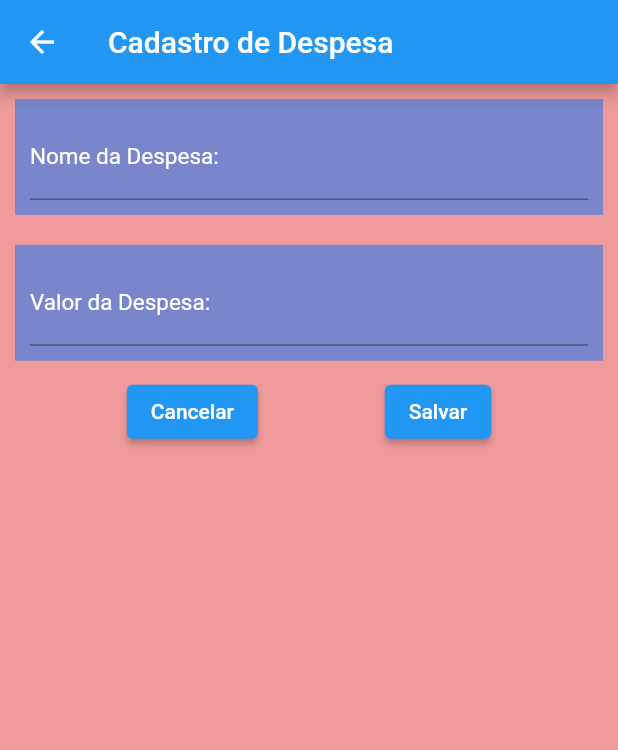
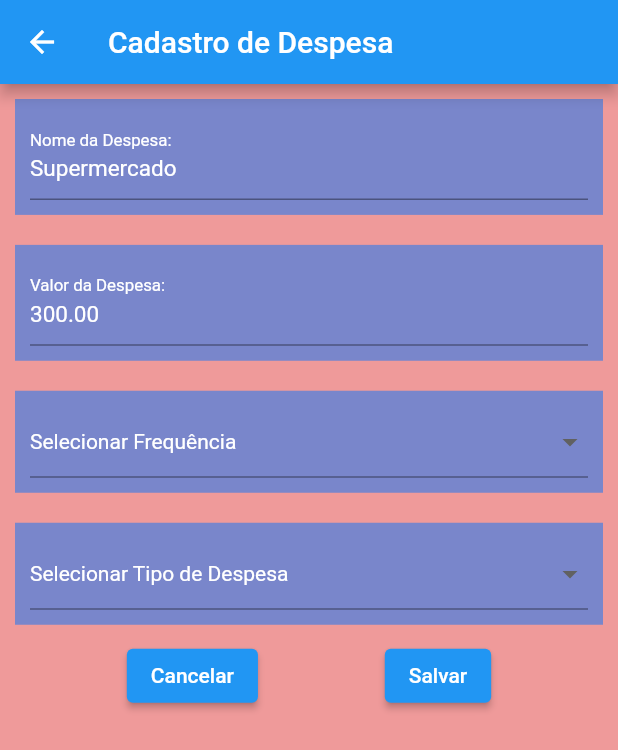
Before and after one commit to RichbertOliveira/GOALS, a Flutter app: the Inicio screen opened directly, item 2 of the bottom bar chosen, after a tap on the "add" icon, on a phone screen of 412 x 824 dp. Shown: the top 750 px of the screen. Run offline on Flutter 3.47's test engine with Material 2 defaults, Android fonts, the light colour scheme and no system bars.

Commit message:
feat: separar paginas de despesa e criar nova despesa

```diff
--- a/codigo/lib/main.dart
+++ b/codigo/lib/main.dart
@@ -3,7 +3,7 @@ import "package:flutter/material.dart";
 import 'Goals.dart';
 import 'Login.dart';
 import 'Sobre.dart';
-import 'Despesas.dart';
+import 'pages/Despesas.dart';
 
 void main() {
   runApp(MaterialApp(
--- a/codigo/lib/Despesas.dart
+++ b/codigo/lib/pages/Despesas.dart
@@ -1,6 +1,8 @@
 import 'package:flutter/material.dart';
 import 'package:flutter/services.dart';
+
 import 'package:goals/components/CardDespesaDetalhes.dart';
+import 'package:goals/pages/DespesasCreate.dart';
 
 class Despesas extends StatelessWidget {
   final String texto;
@@ -23,42 +25,21 @@ class Despesas extends StatelessWidget {
       child: Column(
         mainAxisSize: MainAxisSize.min,
         children: [
-          CardDespesaDetalhes(
+          const CardDespesaDetalhes(
             texto: "Despesas Obrigatórias Fixas",
             valor: 400.00,
-            onTap: () {
-              Navigator.push(
-                context,
-                MaterialPageRoute(builder: (context) => _EditDespesasState())
-              );
-            },
-          ),CardDespesaDetalhes(
+          ),
+          const CardDespesaDetalhes(
             texto: "Despesas Obrigatórias Variáveis",
             valor: 100.00,
-            onTap: () {
-              Navigator.push(
-                context,
-                MaterialPageRoute(builder: (context) => _EditDespesasState())
-              );
-            },
-          ),CardDespesaDetalhes(
+          ),
+          const CardDespesaDetalhes(
             texto: "Despesas Não-Obrigatórias Fixas",
             valor: 80.00,
-            onTap: () {
-              Navigator.push(
-                context,
-                MaterialPageRoute(builder: (context) => _EditDespesasState())
-              );
-            },
-          ),CardDespesaDetalhes(
+          ),
+          const CardDespesaDetalhes(
             texto: "Despesas Não-Obrigatórias Variáveis",
             valor: 20.00,
-            onTap: () {
-              Navigator.push(
-                context,
-                MaterialPageRoute(builder: (context) => _EditDespesasState())
-              );
-            },
           ),
 
           ElevatedButton(
@@ -66,95 +47,12 @@ class Despesas extends StatelessWidget {
             onPressed: () {
               Navigator.push(
                   context,
-                  MaterialPageRoute(builder: (context) => _CadDespesasState())
+                  MaterialPageRoute(builder: (context) => DespesasCreate())
               );
             },
             child: const Icon(Icons.add),
           )
         ]
-      ),
-    );
-  }
-}
-
-
-class _CadDespesasState extends StatelessWidget {
-  _CadDespesasState({super.key});
-
-  @override
-  Widget build(BuildContext context) {
-    return Scaffold(
-      backgroundColor: Colors.red[200],
-      appBar: AppBar(
-        title: const Text('Cadastro de Despesa'),
-      ),
-      body: Center(
-        child: Column(
-          children: [
-            Container(
-              alignment: Alignment.center,
-              margin: const EdgeInsets.all(10.0),
-              color: Colors.indigo[300],
-              padding: const EdgeInsets.all(10.0),
-              child: TextFormField(
-                style: const TextStyle(fontSize: 15, color: Colors.white),
-                keyboardType: TextInputType.text,
-                decoration: const InputDecoration(
-                  labelText: "Nome da Despesa: ",
-                  labelStyle: TextStyle(fontSize: 15, color: Colors.white),
-                ),
-                validator: (String? nomeGoal) {
-                  if(nomeGoal == null || nomeGoal == '') {
-                    return 'Digite o nome da Despesa';
-                  }
-                  return null;
-                },
-                autovalidateMode: AutovalidateMode.onUserInteraction,
-              ),
-            ),
-            Container(
-              alignment: Alignment.center,
-              margin: const EdgeInsets.all(10.0),
-              color: Colors.indigo[300],
-              padding: const EdgeInsets.all(10.0),
-              child: TextFormField(
-                keyboardType: TextInputType.number,
-                style: const TextStyle(fontSize: 15, color: Colors.white),
-                inputFormatters: [
-                  FilteringTextInputFormatter.digitsOnly,
-                ],
-                decoration: const InputDecoration(
-                  labelText: "Valor da Despesa: ",
-                  labelStyle: TextStyle(fontSize: 15, color: Colors.white),
-                ),
-                validator: (String? nomeGoal) {
-                  if(nomeGoal == null || nomeGoal == '') {
-                    return 'Digite o valor da Despesa';
-                  }
-                  return null;
-                },
-                autovalidateMode: AutovalidateMode.onUserInteraction,
-              ),
-            ),
-            Row(
-              mainAxisAlignment: MainAxisAlignment.spaceEvenly,
-              children: [
-                ElevatedButton(
-                  onPressed: () {
-                    Navigator.pop(context);
-                  },
-                  child: const Text('Cancelar'),
-                ),
-                ElevatedButton(
-                  onPressed: () {
-                    Navigator.pop(context);
-                  },
-                  child: const Text('Salvar'),
-                ),
-              ],
-            ),
-          ],
-        ),
       ),
     );
   }
--- /dev/null
+++ b/codigo/lib/pages/DespesasCreate.dart
@@ -0,0 +1,113 @@
+import 'package:flutter/material.dart';
+import 'package:flutter/services.dart';
+
+class DespesasCreate extends StatelessWidget {
+  DespesasCreate({super.key});
+
+  @override
+  Widget build(BuildContext context) {
+    return Scaffold(
+      backgroundColor: Colors.red[200],
+      appBar: AppBar(
+        title: const Text('Cadastro de Despesa'),
+      ),
+      body: Center(
+        child: Column(
+          children: [
+            Container(
+              alignment: Alignment.center,
+              margin: const EdgeInsets.all(10.0),
+              color: Colors.indigo[300],
+              padding: const EdgeInsets.all(10.0),
+              child: TextFormField(
+                initialValue: "Supermercado",
+                style: const TextStyle(fontSize: 15, color: Colors.white),
+                keyboardType: TextInputType.text,
+                decoration: const InputDecoration(
+                  labelText: "Nome da Despesa: ",
+                  labelStyle: TextStyle(fontSize: 15, color: Colors.white),
+                ),
+                validator: (String? nomeGoal) {
+                  if(nomeGoal == null || nomeGoal == '') {
+                    return 'Digite o nome da Despesa';
+                  }
+                  return null;
+                },
+                autovalidateMode: AutovalidateMode.onUserInteraction,
+              ),
+            ),
+            Container(
+              alignment: Alignment.center,
+              margin: const EdgeInsets.all(10.0),
+              color: Colors.indigo[300],
+              padding: const EdgeInsets.all(10.0),
+              child: TextFormField(
+                initialValue: "300.00",
+                keyboardType: TextInputType.number,
+                style: const TextStyle(fontSize: 15, color: Colors.white),
+                decoration: const InputDecoration(
+                  labelText: "Valor da Despesa: ",
+                  labelStyle: TextStyle(fontSize: 15, color: Colors.white),
+                ),
+                validator: (String? nomeGoal) {
+                  if(nomeGoal == null || nomeGoal == '') {
+                    return 'Digite o valor da Despesa';
+                  }
+                  return null;
+                },
+                autovalidateMode: AutovalidateMode.onUserInteraction,
+              ),
+            ),
+
+            Container(
+              alignment: Alignment.center,
+              margin: const EdgeInsets.all(10.0),
+              color: Colors.indigo[300],
+              padding: const EdgeInsets.all(10.0),
+              child: DropdownButtonFormField<String>(
+                items: [DropdownMenuItem<String>(child:Text("Selecionar Frequência"))],
+                onChanged: (Object? value) {  },
+                style: const TextStyle(
+                  color: Colors.white,
+                ),
+              ),
+            ),
+
+            Container(
+              alignment: Alignment.center,
+              margin: const EdgeInsets.all(10.0),
+              color: Colors.indigo[300],
+              padding: const EdgeInsets.all(10.0),
+              child: DropdownButtonFormField<String>(
+                items: [DropdownMenuItem<String>(child:Text("Selecionar Tipo de Despesa")),],
+                onChanged: (Object? value) {  },
+                style: const TextStyle(
+                  color: Colors.white,
+                ),
+              ),
+            ),
+
+            Row(
+              crossAxisAlignment: CrossAxisAlignment.end,
+              mainAxisAlignment: MainAxisAlignment.spaceEvenly,
+              children: [
+                ElevatedButton(
+                  onPressed: () {
+                    Navigator.pop(context);
+                  },
+                  child: const Text('Cancelar'),
+                ),
+                ElevatedButton(
+                  onPressed: () {
+                    Navigator.pop(context);
+                  },
+                  child: const Text('Salvar'),
+                ),
+              ],
+            ),
+          ],
+        ),
+      ),
+    );
+  }
+}
```
